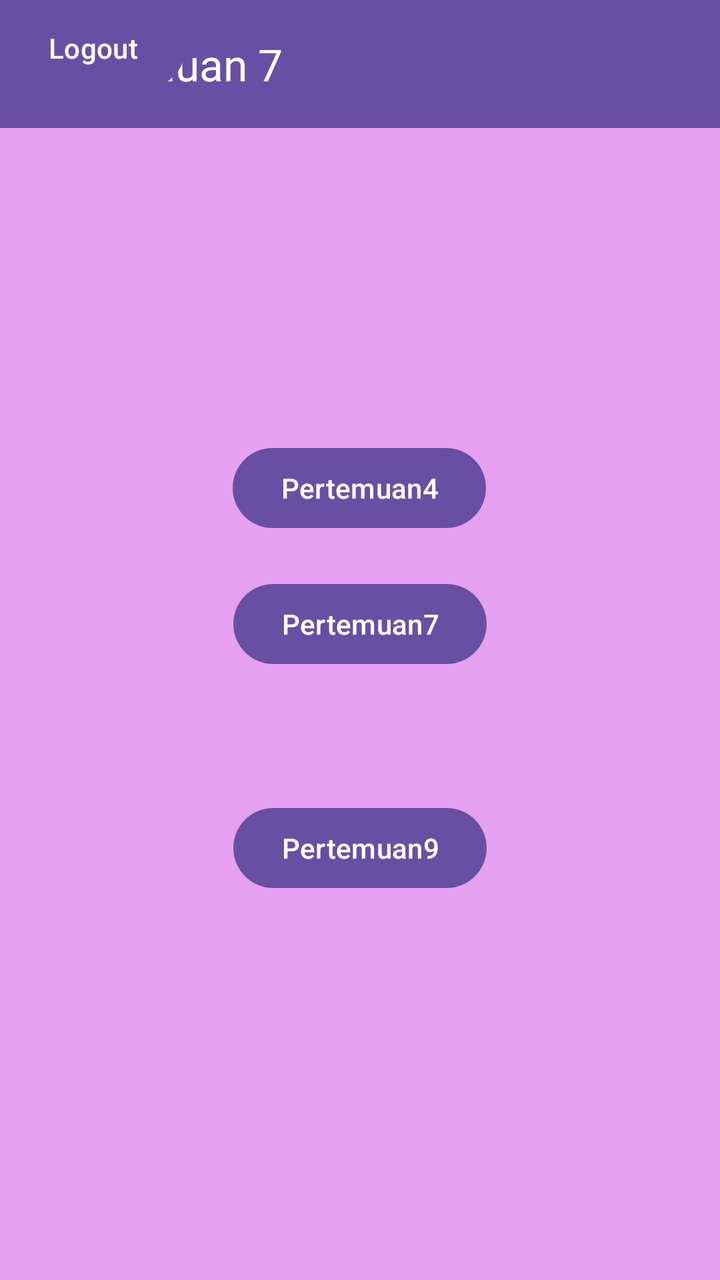
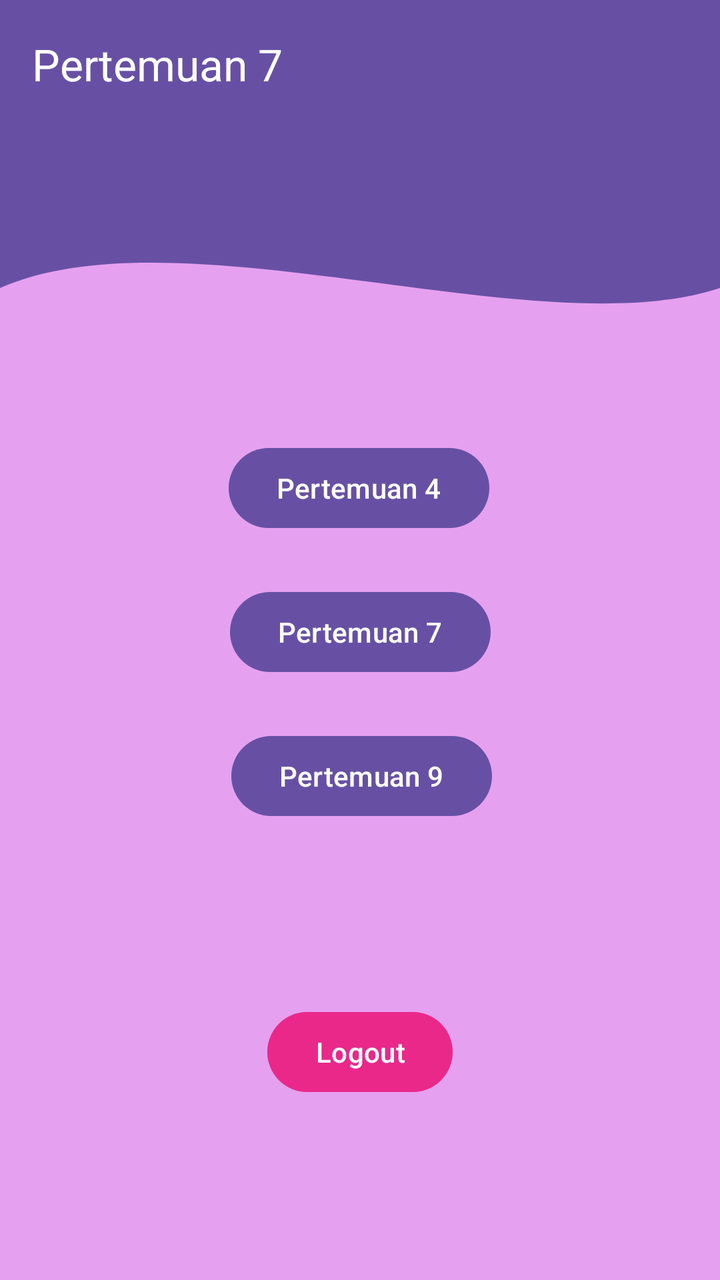

The first picture is an Android layout as it rendered before a commit; the second is the same layout after the commit. The layout source and the unified diff follow.
<!-- AndroidManifest.xml: application theme Theme.MersyaApps -->
<!-- res/layout/fragment_home.xml -->
<?xml version="1.0" encoding="utf-8"?>
<androidx.constraintlayout.widget.ConstraintLayout xmlns:android="http://schemas.android.com/apk/res/android"
    xmlns:tools="http://schemas.android.com/tools"
    android:layout_width="match_parent"
    android:layout_height="match_parent"
    xmlns:app="http://schemas.android.com/apk/res-auto"
    android:background="#65BF1BD8"
    tools:context=".Home.HomeFragment">

    <androidx.appcompat.widget.Toolbar
        android:id="@+id/toolbar"
        android:layout_width="match_parent"
        android:layout_height="?attr/actionBarSize"
        android:background="?attr/colorPrimary"
        app:titleTextColor="@android:color/white"
        app:title="Pertemuan 7"
        app:layout_scrollFlags="scroll|enterAlways"/>

    
    <Button
        android:id="@+id/button1"
        android:layout_width="wrap_content"
        android:layout_height="wrap_content"
        android:layout_marginTop="220dp"
        android:text="Pertemuan4"
        app:layout_constraintEnd_toEndOf="parent"
        app:layout_constraintHorizontal_bias="0.498"
        app:layout_constraintStart_toStartOf="parent"
        app:layout_constraintTop_toTopOf="parent" />

    <Button
        android:id="@+id/button2"
        android:layout_width="wrap_content"
        android:layout_height="wrap_content"
        android:layout_marginTop="288dp"
        android:text="Pertemuan7"
        app:layout_constraintEnd_toEndOf="parent"
        app:layout_constraintStart_toStartOf="parent"
        app:layout_constraintTop_toTopOf="parent" />

    <Button
        android:id="@+id/btnLogout"
        android:layout_width="wrap_content"
        android:layout_height="wrap_content"
        android:text="Logout"
        tools:layout_editor_absoluteX="159dp"
        tools:layout_editor_absoluteY="136dp" />

    <Button
        android:id="@+id/button4"
        android:layout_width="wrap_content"
        android:layout_height="wrap_content"
        android:layout_marginTop="64dp"
        android:text="Pertemuan9"
        app:layout_constraintEnd_toEndOf="parent"
        app:layout_constraintStart_toStartOf="parent"
        app:layout_constraintTop_toBottomOf="@+id/button2" />


</androidx.constraintlayout.widget.ConstraintLayout>
<!-- resources referenced by this layout -->
<resources>
  <style name="Theme.MersyaApps" parent="Base.Theme.MersyaApps" />
  <style name="Base.Theme.MersyaApps" parent="Theme.Material3.DayNight.NoActionBar">
          
          
      </style>
</resources>

<!-- the commit's change to res/layout/fragment_home.xml (unified diff, before → after) -->
@@ -17,12 +17,25 @@
         app:layout_scrollFlags="scroll|enterAlways"/>
 
     
+
+    <View
+        android:id="@+id/background_header"
+        android:layout_width="0dp"
+        android:layout_height="200dp"
+        android:background="@drawable/bg_header_wave"
+        app:layout_constraintBottom_toBottomOf="parent"
+        app:layout_constraintEnd_toEndOf="parent"
+        app:layout_constraintHorizontal_bias="0.0"
+        app:layout_constraintStart_toStartOf="parent"
+        app:layout_constraintTop_toBottomOf="@+id/toolbar"
+        app:layout_constraintVertical_bias="0.0" />
+
     <Button
         android:id="@+id/button1"
         android:layout_width="wrap_content"
         android:layout_height="wrap_content"
         android:layout_marginTop="220dp"
-        android:text="Pertemuan4"
+        android:text="Pertemuan 4"
         app:layout_constraintEnd_toEndOf="parent"
         app:layout_constraintHorizontal_bias="0.498"
         app:layout_constraintStart_toStartOf="parent"
@@ -32,8 +45,8 @@
         android:id="@+id/button2"
         android:layout_width="wrap_content"
         android:layout_height="wrap_content"
-        android:layout_marginTop="288dp"
-        android:text="Pertemuan7"
+        android:layout_marginTop="292dp"
+        android:text="Pertemuan 7"
         app:layout_constraintEnd_toEndOf="parent"
         app:layout_constraintStart_toStartOf="parent"
         app:layout_constraintTop_toTopOf="parent" />
@@ -43,16 +56,20 @@
         android:layout_width="wrap_content"
         android:layout_height="wrap_content"
         android:text="Logout"
-        tools:layout_editor_absoluteX="159dp"
-        tools:layout_editor_absoluteY="136dp" />
+        android:backgroundTint="@color/bg"
+        app:layout_constraintBottom_toBottomOf="parent"
+        app:layout_constraintEnd_toEndOf="parent"
+        app:layout_constraintStart_toStartOf="parent"
+        app:layout_constraintTop_toBottomOf="@+id/button4" />
 
     <Button
         android:id="@+id/button4"
         android:layout_width="wrap_content"
         android:layout_height="wrap_content"
-        android:layout_marginTop="64dp"
-        android:text="Pertemuan9"
+        android:layout_marginTop="24dp"
+        android:text="Pertemuan 9"
         app:layout_constraintEnd_toEndOf="parent"
+        app:layout_constraintHorizontal_bias="0.503"
         app:layout_constraintStart_toStartOf="parent"
         app:layout_constraintTop_toBottomOf="@+id/button2" />
 
<!-- resource entries referenced after the edit -->
@@ -1,5 +1,26 @@
 <!-- resources referenced by this layout -->
 <resources>
+  <color name="bg">#9AE91377</color>
+  <!-- drawable bg_header_wave (drawable) -->
+  <vector xmlns:android="http://schemas.android.com/apk/res/android"
+      android:width="100dp"
+      android:height="100dp"
+      android:viewportWidth="100"
+      android:viewportHeight="100">
+  
+      
+      <path
+          android:fillColor="?attr/colorPrimary"
+          android:pathData="
+              M0,0
+              L100,0
+              L100,40
+              C 75,55
+                25,20
+                0,40
+              Z"
+      />
+  </vector>
   <style name="Theme.MersyaApps" parent="Base.Theme.MersyaApps" />
   <style name="Base.Theme.MersyaApps" parent="Theme.Material3.DayNight.NoActionBar">
           
